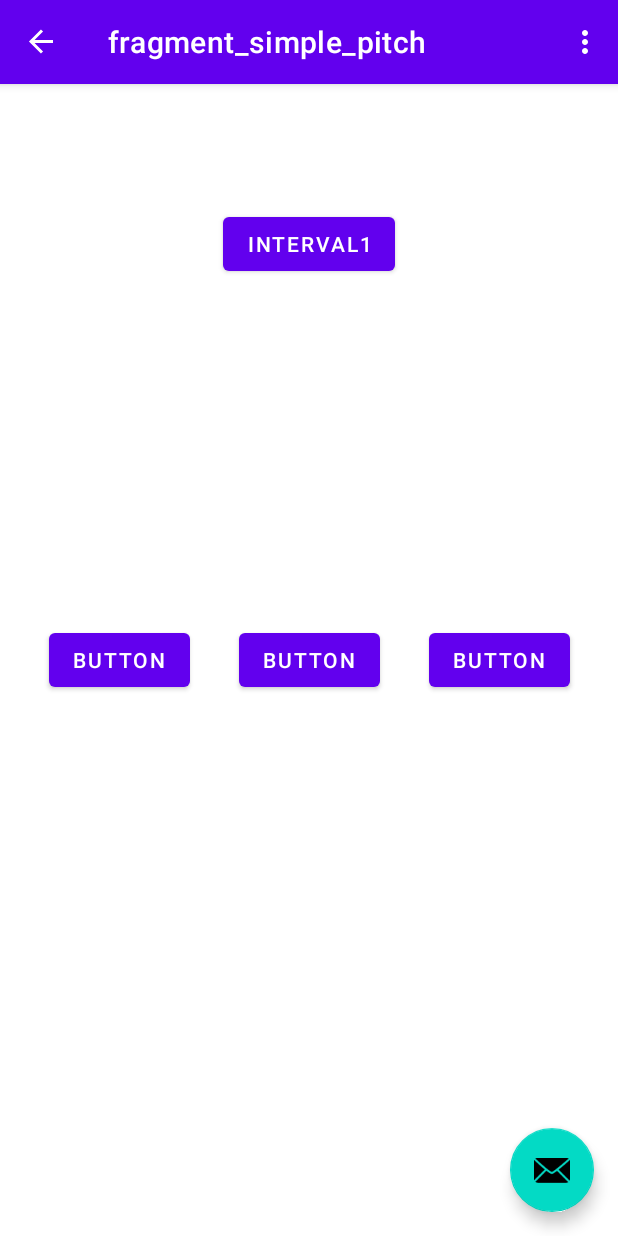
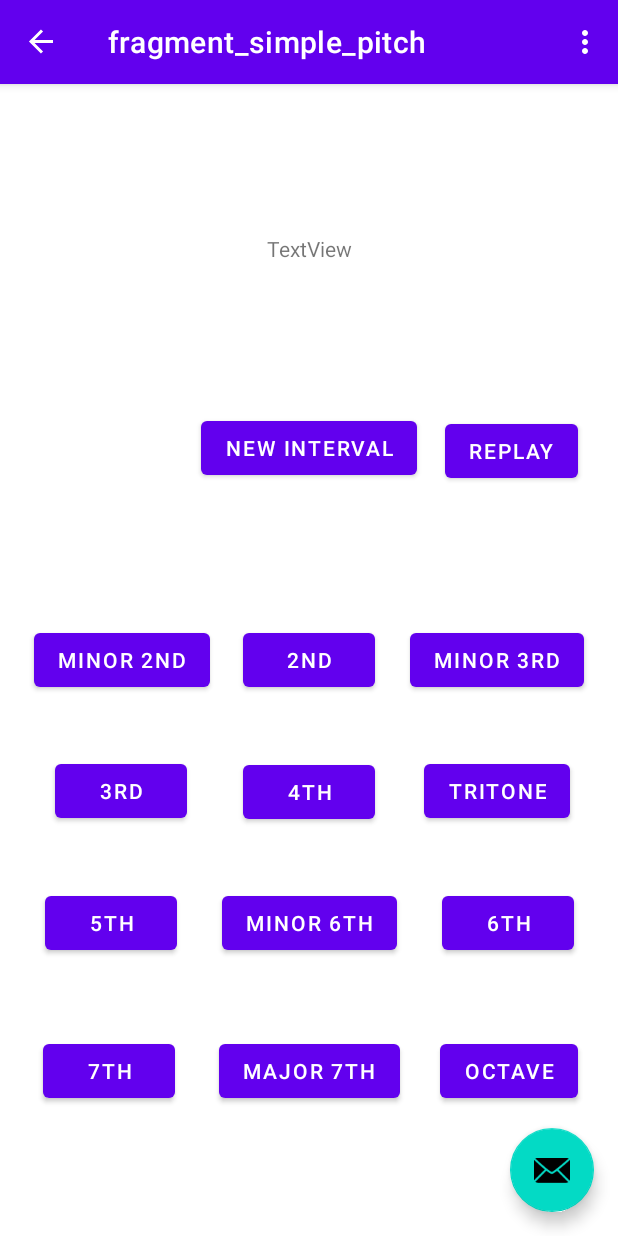
Before and after one commit to DavidRadberg/PitchTrainer, an Android app: the screen it shows after launch (MainActivity), after a tap on "SIMPLEPITCH", on a phone screen of 412 x 824 dp. Run offline under Robolectric (Android 15) with nearby library versions, the phone set to English and light mode, and no system bars; our stand-ins replace navigation-ui.

Commit message:
Adding more buttons

```diff
--- a/app/src/main/java/com/example/pitchtrainer/SimplePitch.kt
+++ b/app/src/main/java/com/example/pitchtrainer/SimplePitch.kt
@@ -69,7 +69,7 @@ class SimplePitch : Fragment() {
     override fun onViewCreated(view: View, savedInstanceState: Bundle?) {
         super.onViewCreated(view, savedInstanceState)
 
-        binding.interval1.setOnClickListener {
+        binding.newInterval.setOnClickListener {
             generateNotes()
             playNote(mp1)
             Thread.sleep(800)
--- a/app/src/main/res/layout/fragment_simple_pitch.xml
+++ b/app/src/main/res/layout/fragment_simple_pitch.xml
@@ -19,22 +19,22 @@
         tools:layout_editor_absoluteY="1dp">
 
         <Button
-            android:id="@+id/interval1"
+            android:id="@+id/newInterval"
             android:layout_width="wrap_content"
             android:layout_height="wrap_content"
-            android:text="interval1"
+            android:text="new Interval"
             app:layout_constraintBottom_toBottomOf="parent"
             app:layout_constraintEnd_toEndOf="parent"
             app:layout_constraintHorizontal_bias="0.5"
             app:layout_constraintStart_toStartOf="parent"
             app:layout_constraintTop_toTopOf="parent"
-            app:layout_constraintVertical_bias="0.115" />
+            app:layout_constraintVertical_bias="0.304" />
 
         <Button
-            android:id="@+id/button4"
+            android:id="@+id/second"
             android:layout_width="wrap_content"
             android:layout_height="wrap_content"
-            android:text="Button"
+            android:text="2nd"
             app:layout_constraintBottom_toBottomOf="parent"
             app:layout_constraintEnd_toEndOf="parent"
             app:layout_constraintHorizontal_bias="0.5"
@@ -42,24 +42,152 @@
             app:layout_constraintTop_toTopOf="parent" />
 
         <Button
-            android:id="@+id/button5"
+            android:id="@+id/minorSecond"
             android:layout_width="wrap_content"
             android:layout_height="wrap_content"
-            android:text="Button"
+            android:text="minor 2nd"
             app:layout_constraintBottom_toBottomOf="parent"
-            app:layout_constraintEnd_toStartOf="@+id/button4"
+            app:layout_constraintEnd_toStartOf="@+id/second"
             app:layout_constraintStart_toStartOf="parent"
             app:layout_constraintTop_toTopOf="parent" />
 
         <Button
-            android:id="@+id/button6"
+            android:id="@+id/minorThird"
             android:layout_width="wrap_content"
             android:layout_height="wrap_content"
-            android:text="Button"
+            android:text="minor 3rd"
             app:layout_constraintBottom_toBottomOf="parent"
             app:layout_constraintEnd_toEndOf="parent"
-            app:layout_constraintStart_toEndOf="@+id/button4"
+            app:layout_constraintStart_toEndOf="@+id/second"
             app:layout_constraintTop_toTopOf="parent" />
+
+        <Button
+            android:id="@+id/fourth"
+            android:layout_width="wrap_content"
+            android:layout_height="wrap_content"
+            android:text="4th"
+            app:layout_constraintBottom_toBottomOf="parent"
+            app:layout_constraintEnd_toEndOf="parent"
+            app:layout_constraintHorizontal_bias="0.501"
+            app:layout_constraintStart_toStartOf="parent"
+            app:layout_constraintTop_toBottomOf="@+id/second"
+            app:layout_constraintVertical_bias="0.129" />
+
+        <Button
+            android:id="@+id/minorSixth"
+            android:layout_width="wrap_content"
+            android:layout_height="wrap_content"
+            android:text="minor 6th"
+            app:layout_constraintBottom_toBottomOf="parent"
+            app:layout_constraintEnd_toEndOf="parent"
+            app:layout_constraintHorizontal_bias="0.5"
+            app:layout_constraintStart_toStartOf="parent"
+            app:layout_constraintTop_toBottomOf="@+id/fourth"
+            app:layout_constraintVertical_bias="0.177" />
+
+        <Button
+            android:id="@+id/majorSeventh"
+            android:layout_width="wrap_content"
+            android:layout_height="wrap_content"
+            android:text="major 7th"
+            app:layout_constraintBottom_toBottomOf="parent"
+            app:layout_constraintEnd_toEndOf="parent"
+            app:layout_constraintHorizontal_bias="0.5"
+            app:layout_constraintStart_toStartOf="parent"
+            app:layout_constraintTop_toBottomOf="@+id/minorSixth"
+            app:layout_constraintVertical_bias="0.373" />
+
+        <Button
+            android:id="@+id/third"
+            android:layout_width="wrap_content"
+            android:layout_height="wrap_content"
+            android:text="3rd"
+            app:layout_constraintBottom_toBottomOf="parent"
+            app:layout_constraintEnd_toStartOf="@+id/fourth"
+            app:layout_constraintHorizontal_bias="0.492"
+            app:layout_constraintStart_toStartOf="parent"
+            app:layout_constraintTop_toBottomOf="@+id/minorSecond"
+            app:layout_constraintVertical_bias="0.126" />
+
+        <Button
+            android:id="@+id/fifth"
+            android:layout_width="wrap_content"
+            android:layout_height="wrap_content"
+            android:text="5th"
+            app:layout_constraintBottom_toBottomOf="parent"
+            app:layout_constraintEnd_toStartOf="@+id/minorSixth"
+            app:layout_constraintStart_toStartOf="parent"
+            app:layout_constraintTop_toBottomOf="@+id/third"
+            app:layout_constraintVertical_bias="0.177" />
+
+        <Button
+            android:id="@+id/seventh"
+            android:layout_width="wrap_content"
+            android:layout_height="wrap_content"
+            android:text="7th"
+            app:layout_constraintBottom_toBottomOf="parent"
+            app:layout_constraintEnd_toStartOf="@+id/majorSeventh"
+            app:layout_constraintHorizontal_bias="0.492"
+            app:layout_constraintStart_toStartOf="parent"
+            app:layout_constraintTop_toBottomOf="@+id/fifth"
+            app:layout_constraintVertical_bias="0.373" />
+
+        <Button
+            android:id="@+id/tritone"
+            android:layout_width="wrap_content"
+            android:layout_height="wrap_content"
+            android:text="tritone"
+            app:layout_constraintBottom_toBottomOf="parent"
+            app:layout_constraintEnd_toEndOf="parent"
+            app:layout_constraintStart_toEndOf="@+id/fourth"
+            app:layout_constraintTop_toBottomOf="@+id/minorThird"
+            app:layout_constraintVertical_bias="0.126" />
+
+        <Button
+            android:id="@+id/sixth"
+            android:layout_width="wrap_content"
+            android:layout_height="wrap_content"
+            android:text="6th"
+            app:layout_constraintBottom_toBottomOf="parent"
+            app:layout_constraintEnd_toEndOf="parent"
+            app:layout_constraintHorizontal_bias="0.507"
+            app:layout_constraintStart_toEndOf="@+id/minorSixth"
+            app:layout_constraintTop_toBottomOf="@+id/tritone"
+            app:layout_constraintVertical_bias="0.177" />
+
+        <Button
+            android:id="@+id/octave"
+            android:layout_width="wrap_content"
+            android:layout_height="wrap_content"
+            android:text="octave"
+            app:layout_constraintBottom_toBottomOf="parent"
+            app:layout_constraintEnd_toEndOf="parent"
+            app:layout_constraintStart_toEndOf="@+id/majorSeventh"
+            app:layout_constraintTop_toBottomOf="@+id/sixth"
+            app:layout_constraintVertical_bias="0.373" />
+
+        <TextView
+            android:id="@+id/textView2"
+            android:layout_width="wrap_content"
+            android:layout_height="wrap_content"
+            android:text="TextView"
+            app:layout_constraintBottom_toTopOf="@+id/newInterval"
+            app:layout_constraintEnd_toEndOf="parent"
+            app:layout_constraintHorizontal_bias="0.5"
+            app:layout_constraintStart_toStartOf="parent"
+            app:layout_constraintTop_toTopOf="parent" />
+
+        <Button
+            android:id="@+id/replay"
+            android:layout_width="wrap_content"
+            android:layout_height="wrap_content"
+            android:text="replay"
+            app:layout_constraintBottom_toTopOf="@+id/minorThird"
+            app:layout_constraintEnd_toEndOf="parent"
+            app:layout_constraintHorizontal_bias="0.415"
+            app:layout_constraintStart_toEndOf="@+id/newInterval"
+            app:layout_constraintTop_toTopOf="parent"
+            app:layout_constraintVertical_bias="0.707" />
 
     </androidx.constraintlayout.widget.ConstraintLayout>
 
```
